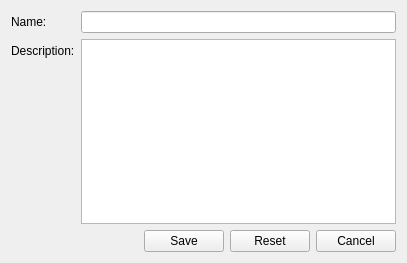
This is qt/apps/configurator/forms/tag_edit.ui in Wolframe/qtClient as Qt 5 draws it before an edit. The edited form follows.
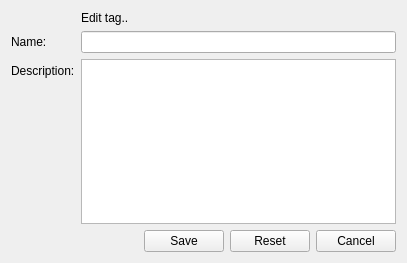
This is the edited form. Icons and pictures are not drawn.

Diff of the .ui file:
```diff
--- a/qt/apps/configurator/forms/tag_edit.ui
+++ b/qt/apps/configurator/forms/tag_edit.ui
@@ -26,7 +26,7 @@
    <string>tag</string>
   </property>
   <layout class="QFormLayout" name="formLayout">
-   <item row="0" column="0">
+   <item row="1" column="0">
     <widget class="QLabel" name="label_name">
      <property name="text">
       <string>Name:</string>
@@ -36,14 +36,14 @@
      </property>
     </widget>
    </item>
-   <item row="0" column="1">
+   <item row="1" column="1">
     <widget class="QLineEdit" name="name">
      <property name="initialFocus" stdset="0">
       <bool>true</bool>
      </property>
     </widget>
    </item>
-   <item row="1" column="0">
+   <item row="2" column="0">
     <widget class="QLabel" name="label_description">
      <property name="text">
       <string>Description:</string>
@@ -53,10 +53,10 @@
      </property>
     </widget>
    </item>
-   <item row="1" column="1">
+   <item row="2" column="1">
     <widget class="QPlainTextEdit" name="description"/>
    </item>
-   <item row="2" column="0" colspan="2">
+   <item row="3" column="0" colspan="2">
     <layout class="QHBoxLayout" name="horizontalLayout_2">
      <item>
       <spacer name="horizontalSpacer">
@@ -124,6 +124,23 @@
      </item>
     </layout>
    </item>
+   <item row="0" column="0">
+    <widget class="QLabel" name="label">
+     <property name="text">
+      <string/>
+     </property>
+     <property name="pixmap">
+      <pixmap resource="../resources/configurator.qrc">:/images/tag_blue_edit.png</pixmap>
+     </property>
+    </widget>
+   </item>
+   <item row="0" column="1">
+    <widget class="QLabel" name="label_2">
+     <property name="text">
+      <string>Edit tag..</string>
+     </property>
+    </widget>
+   </item>
   </layout>
  </widget>
  <tabstops>
```
Left out of the diff: 4 changed lines with no effect on the pictures.
